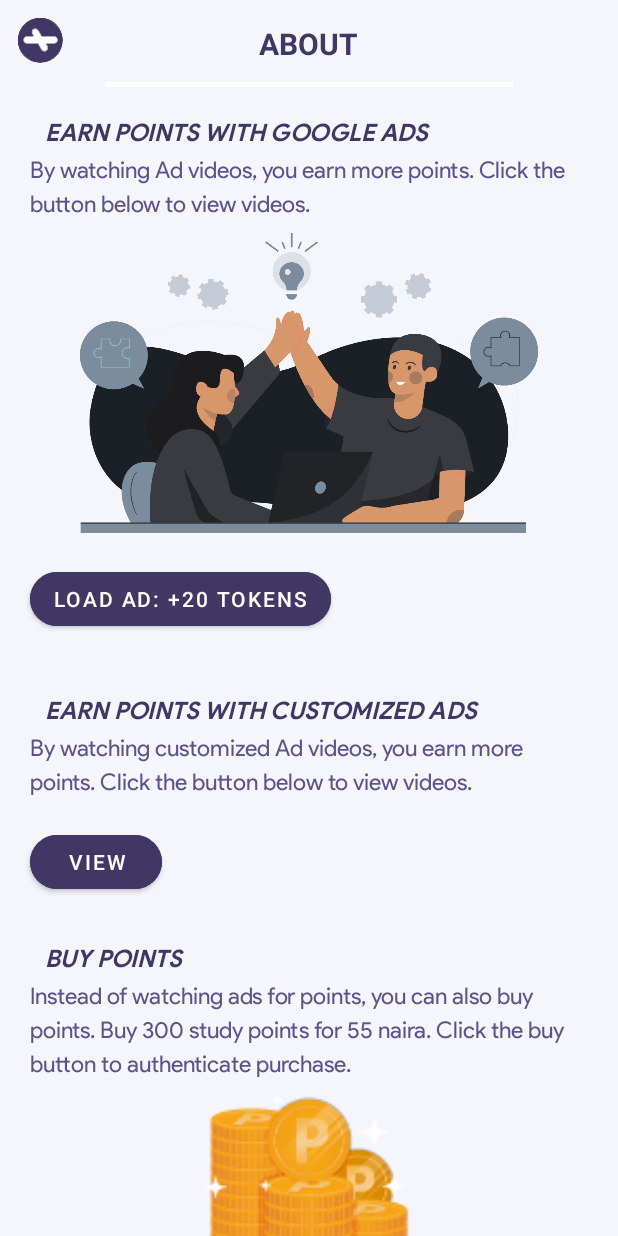
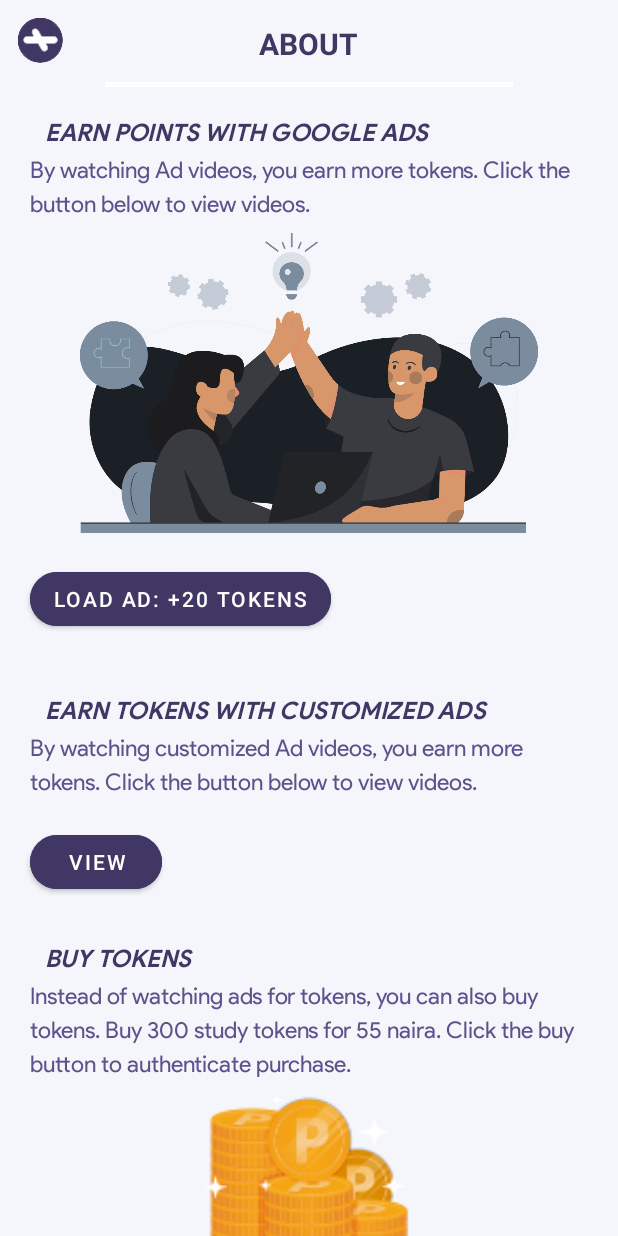
Before and after one commit to yemzybhin/GrowthCheckerAppFree, an Android app: the fragment AboutsPage placed in its activity, on a phone screen of 412 x 824 dp. Run offline under Robolectric (Android 15) with nearby library versions, the phone set to English and light mode, and no system bars; our stand-ins replace AdMob; libraries missing offline, so code that uses them is left out: com.android.billingclient; pictures from the network do not load; 11 statements that could not run were skipped.

Commit message:
First Commit

```diff
--- a/app/build.gradle
+++ b/app/build.gradle
@@ -58,7 +58,6 @@ dependencies {
     implementation "androidx.datastore:datastore-preferences:1.0.0"
 
 
-
     //For Graph
     implementation 'com.github.PhilJay:MPAndroidChart:v3.1.0'
 
@@ -83,6 +82,4 @@ dependencies {
     implementation 'com.github.bumptech.glide:glide:4.13.1'
     //In App Purchase
     implementation 'com.android.billingclient:billing:3.0.1'
-
-
 }
--- a/app/src/main/java/ade/yemi/growthchecker_free/Fragments/Pages/AboutsPage.kt
+++ b/app/src/main/java/ade/yemi/growthchecker_free/Fragments/Pages/AboutsPage.kt
@@ -136,7 +136,7 @@ class AboutsPage : Fragment() , PurchasesUpdatedListener {
                     val animation = AnimationUtils.loadAnimation(context, R.anim.adstagnant)
                     loadad.startAnimation(animation)
                     showRewardedVideo(adprogress, loadad)
-                    loadad.text = "Load Ad: +20 Points"
+                    loadad.text = "Load Ad: +20 Tokens"
                 }
                 else->{
 
@@ -400,7 +400,7 @@ class AboutsPage : Fragment() , PurchasesUpdatedListener {
                 var prefereceStuffs = Preferencestuff(requireContext())
                 var newpoints = prefereceStuffs.getPoint() + 20
                 prefereceStuffs.setPoint(newpoints)
-                Toast.makeText(requireContext(), "20 Points Added", Toast.LENGTH_LONG).show()
+                Toast.makeText(requireContext(), "20 Tokens Added", Toast.LENGTH_LONG).show()
             })
         }
     }
@@ -478,7 +478,6 @@ class AboutsPage : Fragment() , PurchasesUpdatedListener {
                     }
                 }
             }
-
             override fun onFailure(call: Call<AppContent?>, t: Throwable) {
                 adspace.visibility = View.GONE
             }
--- a/app/src/main/res/layout/activity_main.xml
+++ b/app/src/main/res/layout/activity_main.xml
@@ -215,7 +215,7 @@
                     android:background="@drawable/getpoint"
                     android:fontFamily="@font/productsansregular"
                     android:padding="15dp"
-                    android:text="300 Points"
+                    android:text="300 Tokens"
                     android:textColor="@color/white"
                     android:textSize="10sp"
                     android:textStyle="bold"
--- a/app/src/main/res/layout/fragment_abouts_page.xml
+++ b/app/src/main/res/layout/fragment_abouts_page.xml
@@ -42,7 +42,7 @@
                 android:layout_marginRight="20dp"
                 android:fontFamily="@font/productsansregular"
                 android:lineSpacingExtra="4dp"
-                android:text="By watching Ad videos, you earn more points. Click the button below to view videos."
+                android:text="By watching Ad videos, you earn more tokens. Click the button below to view videos."
                 android:textColor="@color/primary3"
                 android:textSize="15sp"></TextView>
             <ImageView
@@ -67,7 +67,7 @@
                 android:layout_marginTop="20dp"
                 android:layout_marginRight="30dp"
                 android:fontFamily="@font/productsansbold"
-                android:text="EARN POINTS WITH CUSTOMIZED ADS"
+                android:text="EARN TOKENS WITH CUSTOMIZED ADS"
                 android:textColor="@color/primarycolor2"
                 android:textSize="16sp"
                 android:textStyle="italic"></TextView>
@@ -80,7 +80,7 @@
                 android:layout_marginRight="20dp"
                 android:fontFamily="@font/productsansregular"
                 android:lineSpacingExtra="4dp"
-                android:text="By watching customized Ad videos, you earn more points. Click the button below to view videos."
+                android:text="By watching customized Ad videos, you earn more tokens. Click the button below to view videos."
                 android:textColor="@color/primary3"
                 android:textSize="15sp"></TextView>
             <Button
@@ -100,7 +100,7 @@
                 android:layout_marginTop="10dp"
                 android:layout_marginRight="30dp"
                 android:fontFamily="@font/productsansbold"
-                android:text="BUY POINTS"
+                android:text="BUY TOKENS"
                 android:textColor="@color/primarycolor2"
                 android:textSize="16sp"
                 android:textStyle="italic"></TextView>
@@ -112,7 +112,7 @@
                 android:layout_marginRight="20dp"
                 android:fontFamily="@font/productsansregular"
                 android:lineSpacingExtra="4dp"
-                android:text="Instead of watching ads for points, you can also buy points. Buy 300 study points for 55 naira. Click the buy button to authenticate purchase."
+                android:text="Instead of watching ads for tokens, you can also buy tokens. Buy 300 study tokens for 55 naira. Click the buy button to authenticate purchase."
                 android:textColor="@color/primary3"
                 android:textSize="15sp"></TextView>
 
@@ -137,7 +137,7 @@
                     android:layout_marginRight="10dp"
                     android:fontFamily="@font/productsansbolditalic"
                     android:gravity="center"
-                    android:text="300 Points : 55 Naira"
+                    android:text="300 Tokens : 55 Naira"
                     android:textColor="@color/primarycolor2"
                     android:textSize="18sp"></TextView>
 
--- a/app/src/main/res/layout/fragment_all_ads.xml
+++ b/app/src/main/res/layout/fragment_all_ads.xml
@@ -33,7 +33,7 @@
                     android:layout_margin="10dp"
                     android:layout_gravity="center"
                     android:textColor="@color/primary3"
-                    android:text="To earn more points, visit AD links and watch Ad videos."></TextView>
+                    android:text="To earn more tokens, visit AD links and watch Ad videos."></TextView>
 
             </LinearLayout>
 
--- a/app/src/main/res/layout/paymentconfirm.xml
+++ b/app/src/main/res/layout/paymentconfirm.xml
@@ -31,7 +31,7 @@
             <TextView
                 android:layout_width="wrap_content"
                 android:layout_height="wrap_content"
-                android:text="BUY 300 POINTS?"
+                android:text="BUY 300 TOKENS?"
                 android:layout_gravity="center"
                 android:textSize="16sp"
                 android:layout_margin="10dp"
--- a/app/src/main/res/layout/paymentconfirm2.xml
+++ b/app/src/main/res/layout/paymentconfirm2.xml
@@ -47,7 +47,7 @@
             <TextView
                 android:layout_width="wrap_content"
                 android:layout_height="wrap_content"
-                android:text="300 Points ADDED"
+                android:text="300 TOKENS ADDED"
                 android:layout_gravity="center"
                 android:textSize="16sp"
                 android:gravity="center"
--- a/app/src/main/res/layout/pointschecker.xml
+++ b/app/src/main/res/layout/pointschecker.xml
@@ -24,7 +24,7 @@
             android:layout_height="wrap_content"
             android:fontFamily="@font/productsansbold"
             android:gravity="center"
-            android:text="CBT TEST REQUIRES 20 POINTS"
+            android:text="CBT TEST REQUIRES 20 TOKENS"
             android:textColor="@color/primarycolor2"
             android:layout_gravity="center"
             android:textSize="16sp"></TextView>
@@ -36,7 +36,7 @@
             android:layout_marginTop="15dp"
             android:fontFamily="@font/productsansbold"
             android:gravity="center"
-            android:text="Current Points"
+            android:text="Current Tokens"
             android:textColor="@color/primarycolor2"
             android:textSize="14sp"></TextView>
 
@@ -57,7 +57,7 @@
             android:layout_gravity="center"
             android:layout_marginTop="10dp"
             android:fontFamily="@font/productsansbold"
-            android:text="You do not have enough points"
+            android:text="You do not have enough tokens"
             android:gravity="center"
             android:textColor="@color/primarycolor2"
             android:textSize="16sp"></TextView>
```
Also changed, not shown: app/src/main/java/ade/yemi/growthchecker_free/Activities/MainActivity.kt (+3 -7 lines).
